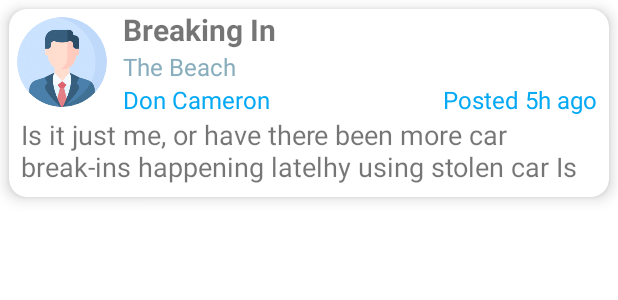
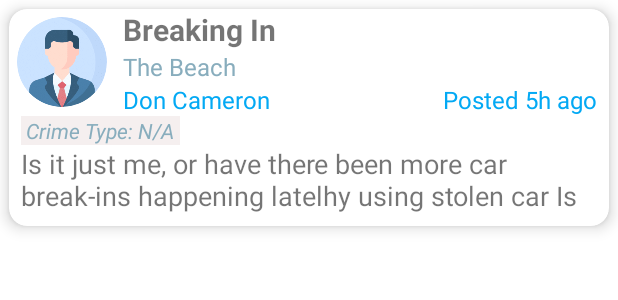
Before and after one commit to heatherwang39/NWTO, an Android app: the layout custom_layout_discussion.xml on its own in the app's theme, with its tools: preview values and no code run, on a phone screen of 412 x 824 dp. Shown: the top 300 px of the screen. Run offline under Robolectric (Android 15) with nearby library versions, the phone set to English and light mode, and no system bars.

Commit message:
Move creating a new post from bottom navagation bar to action bar.

```diff
--- a/app/src/main/AndroidManifest.xml
+++ b/app/src/main/AndroidManifest.xml
@@ -48,7 +48,10 @@
             android:name=".DiscussionDetailActivity"
             android:label="Discussion Detail"
             android:parentActivityName=".DiscussionActivity" />
-
+        <activity
+            android:name=".DiscussionPostActivity"
+            android:label="Make a New Post"
+            android:parentActivityName=".DiscussionActivity" />
         <activity
             android:name=".NeighboursActivity"
             android:label="My Neighbours"
--- a/app/src/main/java/com/example/nwto/adapter/PostAdapter.java
+++ b/app/src/main/java/com/example/nwto/adapter/PostAdapter.java
@@ -53,6 +53,7 @@ public class PostAdapter extends RecyclerView.Adapter<PostAdapter.ViewHolder> im
         holder.neighbourhood.setText("Neighbourhood: " + postList.get(position).getNeighbourhood());
         holder.name.setText(postList.get(position).getFullName());
         holder.time.setText("Posted " + elapsedTime + " ago");
+        holder.crimeType.setText("Crime Type: " + postList.get(position).getCrimeType());
         String content = postList.get(position).getContent();
         if (content.length() > 82) {
             holder.content.setText(content.substring(0, 82) + "...");
@@ -126,7 +127,7 @@ public class PostAdapter extends RecyclerView.Adapter<PostAdapter.ViewHolder> im
     public class ViewHolder extends RecyclerView.ViewHolder {
         CardView cardPost;
         ImageView imageAvatar;
-        TextView topic, neighbourhood, name, time, content;
+        TextView topic, neighbourhood, name, time, content, crimeType;
 
         public ViewHolder(@NonNull View itemView) {
             super(itemView);
@@ -137,6 +138,7 @@ public class PostAdapter extends RecyclerView.Adapter<PostAdapter.ViewHolder> im
             name = itemView.findViewById(R.id.text_name);
             time = itemView.findViewById(R.id.text_time);
             content = itemView.findViewById(R.id.text_content);
+            crimeType = itemView.findViewById(R.id.text_crime_type);
         }
     }
 
--- a/app/src/main/res/layout/custom_layout_discussion.xml
+++ b/app/src/main/res/layout/custom_layout_discussion.xml
@@ -1,8 +1,7 @@
 <?xml version="1.0" encoding="utf-8"?>
-<androidx.cardview.widget.CardView
+<androidx.cardview.widget.CardView xmlns:android="http://schemas.android.com/apk/res/android"
+    xmlns:app="http://schemas.android.com/apk/res-auto"
     android:id="@+id/card_discussion_post"
-    xmlns:android="http://schemas.android.com/apk/res/android"
-    xmlns:app="http://schemas.android.com/apk/res-auto"
     android:layout_width="match_parent"
     android:layout_height="wrap_content"
     android:layout_margin="6dp"
@@ -77,6 +76,20 @@
         </LinearLayout>
 
         <TextView
+            android:id="@+id/text_crime_type"
+            android:layout_width="wrap_content"
+            android:layout_height="wrap_content"
+            android:layout_marginLeft="8dp"
+            android:layout_marginRight="8dp"
+            android:background="#E4F4EDED"
+            android:paddingLeft="3dp"
+            android:paddingRight="3dp"
+            android:text="Crime Type: N/A"
+            android:textColor="#88ADBD"
+            android:textSize="14sp"
+            android:textStyle="italic" />
+
+        <TextView
             android:id="@+id/text_content"
             android:layout_width="wrap_content"
             android:layout_height="wrap_content"
--- a/app/src/main/res/menu/bottom_navigation.xml
+++ b/app/src/main/res/menu/bottom_navigation.xml
@@ -15,8 +15,4 @@
         android:icon="@drawable/ic_resources_custom"
         android:title="Tips" />
 
-    <item
-        android:id="@+id/nav_post"
-        android:icon="@drawable/ic_camera_custom"
-        android:title="Post" />
 </menu>
--- a/app/src/main/res/menu/discussion_action_bar.xml
+++ b/app/src/main/res/menu/discussion_action_bar.xml
@@ -8,9 +8,9 @@
         app:actionViewClass="androidx.appcompat.widget.SearchView"
         app:showAsAction="always|collapseActionView" />
     <item
-        android:id="@+id/action_filter"
-        android:icon="@drawable/ic_baseline_filter_list_24"
-        android:title="Filter"
+        android:id="@+id/action_add_post"
+        android:icon="@drawable/ic_add"
+        android:title="Add New"
         app:showAsAction="always" />
     <item
         android:id="@+id/action_log_out"
```
Also changed, not shown: app/src/main/java/com/example/nwto/DiscussionActivity.java (+3 -6 lines), app/src/main/java/com/example/nwto/DiscussionPostActivity.java (renamed from app/src/main/java/com/example/nwto/fragment/DiscussionPostFragment.java, +21 -68 lines), app/src/main/res/drawable-anydpi/ic_add.xml (added, +11 -0 lines), app/src/main/res/drawable-hdpi/ic_add.png (added), app/src/main/res/drawable-mdpi/ic_add.png (added), app/src/main/res/drawable-xhdpi/ic_add.png (added), app/src/main/res/drawable-xxhdpi/ic_add.png (added), app/src/main/res/layout/activity_discussion_post.xml (line endings or trailing spaces).
